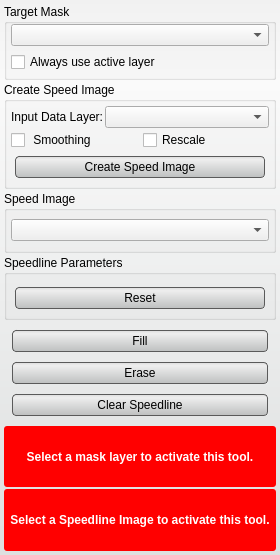
First picture: the form in src/Interface/ToolInterface/SpeedlineToolInterface.ui, repository SCIInstitute/Seg3D, before the edit.
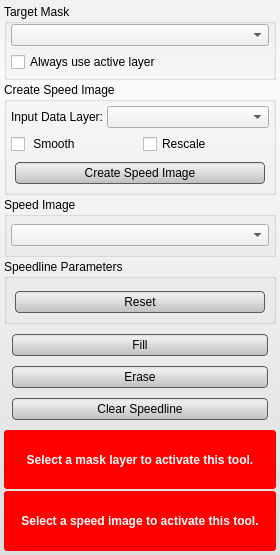
Second picture: the form after the edit. Custom widgets are drawn as their Qt base class.

```diff
--- a/src/Interface/ToolInterface/SpeedlineToolInterface.ui
+++ b/src/Interface/ToolInterface/SpeedlineToolInterface.ui
@@ -143,15 +143,15 @@
      </property>
      <layout class="QVBoxLayout" name="verticalLayout_2">
       <property name="spacing">
-       <number>2</number>
+       <number>4</number>
       </property>
       <property name="margin">
        <number>4</number>
       </property>
       <item>
        <layout class="QHBoxLayout" name="horizontalLayout_9">
-        <property name="topMargin">
-         <number>0</number>
+        <property name="bottomMargin">
+         <number>2</number>
         </property>
         <item>
          <widget class="QLabel" name="label">
@@ -186,6 +186,12 @@
       </item>
       <item>
        <widget class="QWidget" name="widget_4" native="true">
+        <property name="minimumSize">
+         <size>
+          <width>0</width>
+          <height>20</height>
+         </size>
+        </property>
         <layout class="QHBoxLayout" name="horizontalLayout_2">
          <property name="margin">
           <number>0</number>
@@ -199,7 +205,7 @@
             </size>
            </property>
            <property name="text">
-            <string> Smoothing</string>
+            <string> Smooth</string>
            </property>
           </widget>
          </item>
@@ -463,7 +469,7 @@
       <item>
        <widget class="QLabel" name="message_1_">
         <property name="text">
-         <string>Select a Speedline Image to activate this tool.</string>
+         <string>Select a speed image to activate this tool.</string>
         </property>
         <property name="alignment">
          <set>Qt::AlignCenter</set>
```
Left out of the diff: 2 changed lines with no effect on the pictures.
